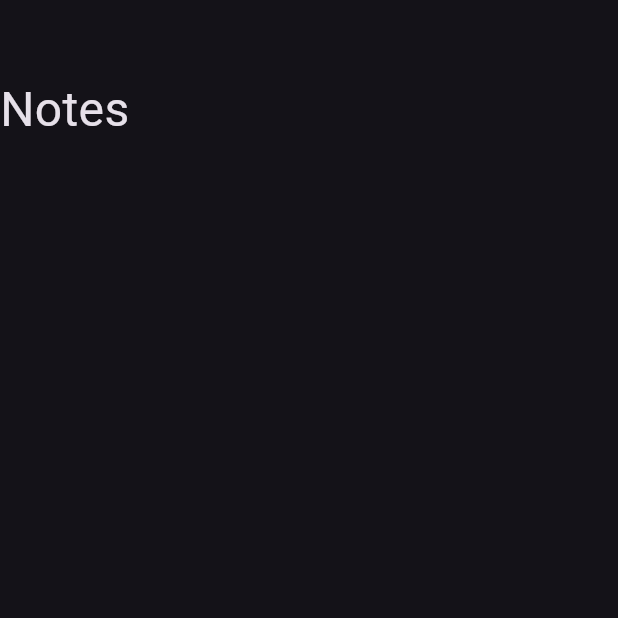
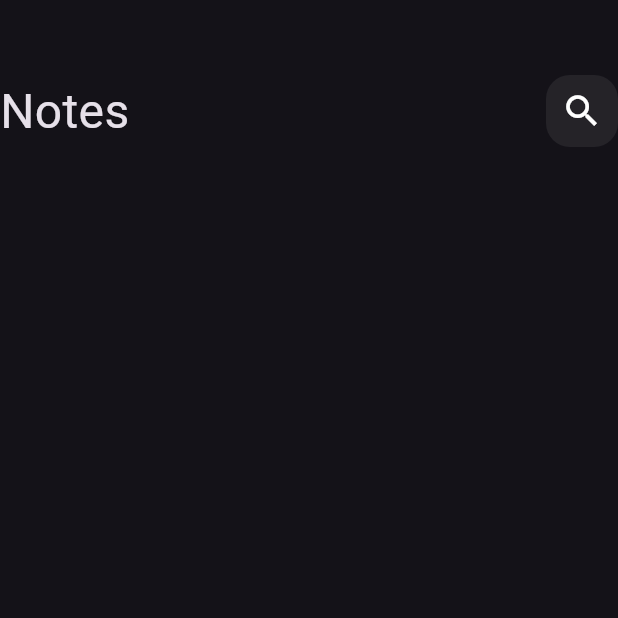
Before and after one commit to Adham-Amin/notes, a Flutter app: the screen it shows after launch, on a phone screen of 412 x 824 dp, the top half of it. Run offline on Flutter 3.47's test engine with Material 3 defaults, Android fonts, the phone set to English and light mode, and no system bars.

Commit message:
create custom search icon

```diff
--- a/lib/widgets/custom_app_bar.dart
+++ b/lib/widgets/custom_app_bar.dart
@@ -1,4 +1,5 @@
 import 'package:flutter/material.dart';
+import 'package:notes/widgets/custom_serach_icon.dart';
 
 class CustomAppBar extends StatelessWidget {
   const CustomAppBar({
@@ -8,8 +9,10 @@ class CustomAppBar extends StatelessWidget {
   @override
   Widget build(BuildContext context) {
     return const Row(
+      mainAxisAlignment: MainAxisAlignment.spaceBetween,
       children: [
         Text('Notes', style: TextStyle(fontSize: 32),),
+        CustomSearchIcon(),
       ],
     );
   }
--- /dev/null
+++ b/lib/widgets/custom_serach_icon.dart
@@ -0,0 +1,21 @@
+import 'package:flutter/material.dart';
+
+class CustomSearchIcon extends StatelessWidget {
+  const CustomSearchIcon({
+    super.key,
+  });
+
+  @override
+  Widget build(BuildContext context) {
+    return Container(
+      height: 48,
+      width: 48,
+      decoration: BoxDecoration(
+        borderRadius: BorderRadius.circular(16),
+        color: Colors.white.withOpacity(0.07),
+      ),
+      alignment: Alignment.center,
+      child: const Icon(Icons.search, size: 28,),
+    );
+  }
+}
```
Also changed, not shown: 1 other file.
